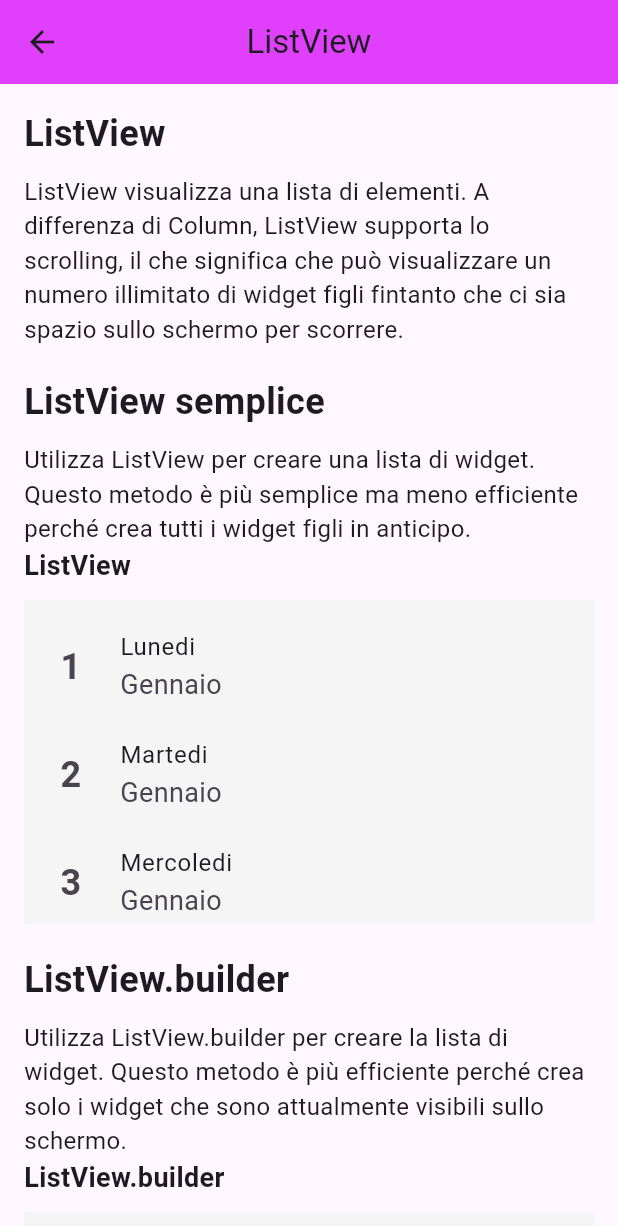
After one commit to TheDollMaster98/flutter_tutorial, a Flutter app: the Tutorial11 screen opened by its route, on a phone screen of 412 x 824 dp. The commit adds this screen. Shown: the top 1226 px of the screen. Run offline on Flutter 3.47's test engine with Material 3 defaults, Android fonts, the light colour scheme and no system bars; missing offline and left inert: intro_flutter_0.

Commit message:
Aggiunto list e listview

```diff
--- a/lib/app.dart
+++ b/lib/app.dart
@@ -1,6 +1,7 @@
 import 'package:flutter/material.dart';
 import 'package:flutter_tutorial/flutter_start/tutorial_0_intro/tutorial_0.dart';
 import 'package:flutter_tutorial/flutter_start/tutorial_10_list/tutorial_10.dart';
+import 'package:flutter_tutorial/flutter_start/tutorial_11_listview/tutorial_11.dart';
 import 'package:flutter_tutorial/flutter_start/tutorial_1_stateless/tutorial_1.dart';
 import 'package:flutter_tutorial/flutter_start/tutorial_2_stateful/tutorial_2.dart';
 import 'package:flutter_tutorial/flutter_start/tutorial_3_buttons/tutorial_3.dart';
@@ -48,6 +49,7 @@ class CompleteFlutterTutorialApp extends StatelessWidget {
         '/tutorial_8': (context) => const Tutorial8(),
         '/tutorial_9': (context) => const Tutorial9(),
         '/tutorial_10': (context) => const Tutorial10(),
+        '/tutorial_11': (context) => const Tutorial11(),
       },
     );
   }
--- a/lib/flutter_start/tutorial_10_list/tutorial_10.dart
+++ b/lib/flutter_start/tutorial_10_list/tutorial_10.dart
@@ -76,7 +76,7 @@ class Tutorial10 extends StatelessWidget {
                   child: Column(
                     crossAxisAlignment: CrossAxisAlignment.start,
                     children: List.generate(
-                      100,
+                      20,
                       (index) => InkWell(
                         onTap: () {
                           print("Clicked: ${index + 1} Pokémon");
--- /dev/null
+++ b/lib/flutter_start/tutorial_11_listview/tutorial_11.dart
@@ -0,0 +1,202 @@
+import 'package:flutter/material.dart';
+import 'package:flutter_tutorial/widgets/tutorial_widgets.dart';
+
+class Tutorial11 extends StatelessWidget {
+  const Tutorial11({super.key});
+
+  @override
+  Widget build(BuildContext context) {
+    return Scaffold(
+      appBar: AppBar(
+        title: const Text('ListView'),
+        backgroundColor: Colors.purpleAccent,
+        centerTitle: true, //al posto di Center()
+      ),
+      body: SingleChildScrollView(
+        padding: const EdgeInsets.all(16),
+        child: Column(
+          crossAxisAlignment: CrossAxisAlignment.stretch,
+          children: <Widget>[
+            sectionTitle("ListView"),
+            const SizedBox(height: 10),
+            explanationText(
+              "ListView visualizza una lista di elementi. A differenza di Column, ListView supporta lo scrolling, "
+              "il che significa che può visualizzare un numero illimitato di widget figli fintanto che ci sia spazio sullo schermo per scorrere.",
+            ),
+            const SizedBox(height: 20),
+            sectionTitle("ListView semplice"),
+            const SizedBox(height: 10),
+            explanationText(
+              "Utilizza ListView per creare una lista di widget. Questo metodo è più semplice ma meno efficiente perché crea tutti i widget figli in anticipo.",
+            ),
+            propertyExample(
+              "ListView",
+              SizedBox(
+                height: 200,
+                child: ListView(
+                  children: List.generate(
+                    days.length,
+                    (index) => DayOfTheMonth(days[index]),
+                  ),
+                ),
+              ),
+            ),
+            const SizedBox(height: 20),
+            sectionTitle("ListView.builder"),
+            const SizedBox(height: 10),
+            explanationText(
+              "Utilizza ListView.builder per creare la lista di widget. Questo metodo è più efficiente perché crea solo i widget che sono attualmente visibili sullo schermo.",
+            ),
+            propertyExample(
+              "ListView.builder",
+              SizedBox(
+                height: 200,
+                child: ListView.builder(
+                  itemCount: days.length,
+                  itemBuilder: (context, index) => DayOfTheMonth(days[index]),
+                ),
+              ),
+            ),
+            const SizedBox(height: 20),
+            sectionTitle("ListView.separated"),
+            const SizedBox(height: 10),
+            explanationText(
+              "Utilizza ListView.separated per creare una lista di widget con divisori tra gli elementi. "
+              "Puoi personalizzare i divisori per aggiungere logica o stile.",
+            ),
+            propertyExample(
+              "ListView.separated",
+              SizedBox(
+                height: 200,
+                child: ListView.separated(
+                  itemCount: days.length,
+                  itemBuilder: (context, index) => DayOfTheMonth(days[index]),
+                  separatorBuilder: (context, index) => index % 2 == 0
+                      ? const Divider(color: Colors.pink)
+                      : const Divider(color: Colors.blue),
+                ),
+              ),
+            ),
+          ],
+        ),
+      ),
+    );
+  }
+}
+
+class DayOfTheMonth extends StatelessWidget {
+  final DayModel model;
+  const DayOfTheMonth(this.model, {super.key});
+
+  @override
+  Widget build(BuildContext context) {
+    // le liste sono simili al componente Column
+    // solo che è possibile scrollare in automatico
+    // fa anche l'ottimizzazione grafica
+    return ListTile(
+      // per centrare il leading, creo una colonna che centra il tutto:
+      leading: Column(
+        mainAxisAlignment: MainAxisAlignment.center,
+        children: [
+          Text(
+            model.number.toString(),
+            style: const TextStyle(
+              fontSize: 24,
+              fontWeight: FontWeight.bold,
+            ),
+          ),
+        ],
+      ),
+      title: Text(model.day.toString()),
+      subtitle: Text(model.month.toString()),
+      // trailing: Text("trailing"),
+    );
+  }
+}
+
+// Model for the day
+class DayModel {
+  final int number;
+  final String day;
+  final String month;
+
+  const DayModel({
+    required this.number,
+    required this.day,
+    required this.month,
+  });
+}
+
+// Example data
+final days = [
+  const DayModel(
+    number: 1,
+    day: "Lunedi",
+    month: "Gennaio",
+  ),
+  const DayModel(
+    number: 2,
+    day: "Martedi",
+    month: "Gennaio",
+  ),
+  const DayModel(
+    number: 3,
+    day: "Mercoledi",
+    month: "Gennaio",
+  ),
+  const DayModel(
+    number: 4,
+    day: "Giovedi",
+    month: "Gennaio",
+  ),
+  const DayModel(
+    number: 5,
+    day: "Venerdi",
+    month: "Gennaio",
+  ),
+  const DayModel(
+    number: 6,
+    day: "Sabato",
+    month: "Gennaio",
+  ),
+  const DayModel(
+    number: 7,
+    day: "Domenica",
+    month: "Gennaio",
+  ),
+  const DayModel(
+    number: 8,
+    day: "Lunedi",
+    month: "Gennaio",
+  ),
+  const DayModel(
+    number: 9,
+    day: "Martedi",
+    month: "Gennaio",
+  ),
+  const DayModel(
+    number: 10,
+    day: "Mercoledi",
+    month: "Gennaio",
+  ),
+  const DayModel(
+    number: 11,
+    day: "Giovedi",
+    month: "Gennaio",
+  ),
+  const DayModel(
+    number: 12,
+    day: "Venerdi",
+    month: "Gennaio",
+  ),
+  const DayModel(
+    number: 13,
+    day: "Sabato",
+    month: "Gennaio",
+  ),
+  const DayModel(
+    number: 14,
+    day: "Domenica",
+    month: "Gennaio",
+  ),
+];
--- a/lib/home_page.dart
+++ b/lib/home_page.dart
@@ -77,6 +77,12 @@ class HomePage extends StatelessWidget {
               Navigator.pushNamed(context, '/tutorial_10');
             },
           ),
+          ListTile(
+            title: const Text('Tutorial 10: ListView'),
+            onTap: () {
+              Navigator.pushNamed(context, '/tutorial_11');
+            },
+          ),
           // Aggiungi altre voci di tutorial qui...
         ],
       ),
```
